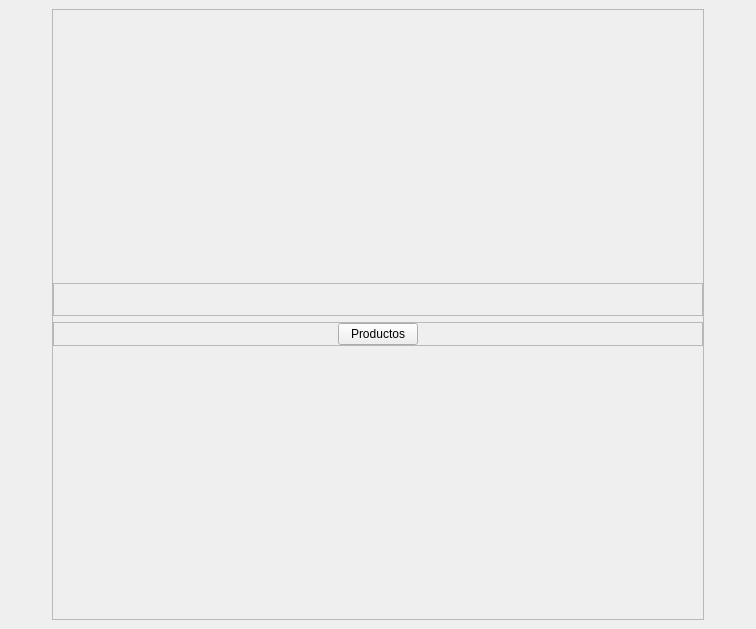
First picture: the form in view/ui/main.ui, repository R0land013/blue-pos, before the edit.
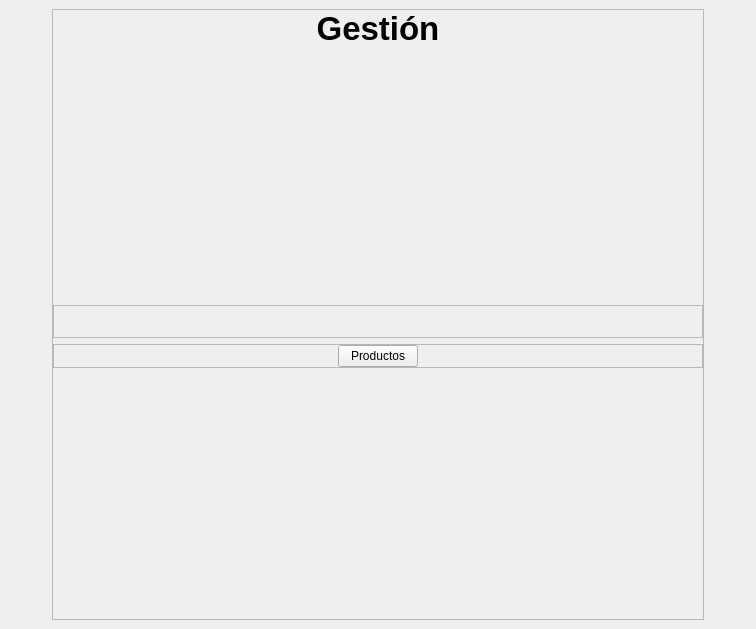
Second picture: the form after the edit. Icons and pictures are not drawn.

Commit message: Style: Agregados headers de Gestión y Reportes en la vista principal

What changed in the file:
```diff
--- a/view/ui/main.ui
+++ b/view/ui/main.ui
@@ -85,6 +85,23 @@
           <property name="bottomMargin">
            <number>0</number>
           </property>
+          <item>
+           <widget class="QLabel" name="management_label">
+            <property name="font">
+             <font>
+              <pointsize>25</pointsize>
+              <weight>75</weight>
+              <bold>true</bold>
+             </font>
+            </property>
+            <property name="text">
+             <string>Gestión</string>
+            </property>
+            <property name="alignment">
+             <set>Qt::AlignCenter</set>
+            </property>
+           </widget>
+          </item>
           <item>
            <spacer name="verticalSpacer_2">
             <property name="orientation">
```
Left out of the diff: 16 changed lines with no effect on the pictures. The commit also changes 1 other file.
